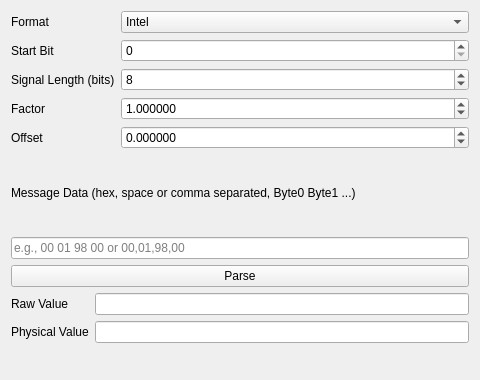
This is ui/Parser.ui in JoelZhu/CANTool as Qt 5 draws it before an edit. The edited form follows.
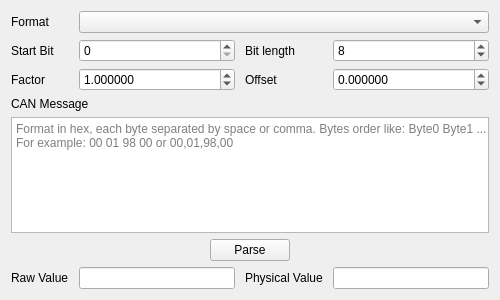
This is the edited form.

```diff
--- a/ui/Parser.ui
+++ b/ui/Parser.ui
@@ -6,42 +6,35 @@
             <rect>
                 <x>0</x>
                 <y>0</y>
-                <width>480</width>
-                <height>380</height>
+                <width>500</width>
+                <height>300</height>
             </rect>
         </property>
         <property name="windowTitle">
             <string>CAN Signal Parser</string>
         </property>
-        <layout class="QVBoxLayout" name="verticalLayout">
-            <item>
-                <layout class="QFormLayout" name="formLayout">
-                    <item row="0" column="0">
+        <layout class="QGridLayout" name="gridLayout">
+            <property name="horizontalSpacing">
+                <number>10</number>
+            </property>
+            <property name="verticalSpacing">
+                <number>6</number>
+            </property>
+
+            <!-- 第 0 行：Format -->
+            <item row="0" column="0" colspan="1">
                         <widget class="QLabel" name="labelFormat">
                             <property name="text">
                                 <string>Format</string>
                             </property>
                         </widget>
                     </item>
-                    <item row="0" column="1">
+            <item row="0" column="1" colspan="3">
                         <widget class="QComboBox" name="comboFormat">
-                            <item>
-                                <property name="text">
-                                    <string>Intel</string>
-                                </property>
-                            </item>
-                            <item>
-                                <property name="text">
-                                    <string>Motorola LSB</string>
-                                </property>
-                            </item>
-                            <item>
-                                <property name="text">
-                                    <string>Motorola MSB</string>
-                                </property>
-                            </item>
-                        </widget>
-                    </item>
+                </widget>
+            </item>
+
+            <!-- 第 1 行：Start Bit -->
                     <item row="1" column="0">
                         <widget class="QLabel" name="labelStartBit">
                             <property name="text">
@@ -62,14 +55,14 @@
                             </property>
                         </widget>
                     </item>
-                    <item row="2" column="0">
+            <item row="1" column="2">
                         <widget class="QLabel" name="labelBitLength">
                             <property name="text">
-                                <string>Signal Length (bits)</string>
+                        <string>Bit length</string>
                             </property>
                         </widget>
                     </item>
-                    <item row="2" column="1">
+            <item row="1" column="3">
                         <widget class="QSpinBox" name="spinBitLength">
                             <property name="minimum">
                                 <number>1</number>
@@ -82,106 +75,137 @@
                             </property>
                         </widget>
                     </item>
-                    <item row="3" column="0">
+
+            <!-- 第 2 行：Factor & Offset -->
+            <item row="2" column="0">
                         <widget class="QLabel" name="labelFactor">
                             <property name="text">
                                 <string>Factor</string>
                             </property>
                         </widget>
                     </item>
-                    <item row="3" column="1">
+            <item row="2" column="1">
                         <widget class="QDoubleSpinBox" name="spinFactor">
                             <property name="decimals">
                                 <number>6</number>
                             </property>
                             <property name="minimum">
-                                <double>-1000000</double>
+                        <double>-1000000.000000</double>
                             </property>
                             <property name="maximum">
-                                <double>1000000</double>
+                        <double>1000000.000000</double>
                             </property>
                             <property name="value">
-                                <double>1</double>
+                        <double>1.000000</double>
                             </property>
                         </widget>
                     </item>
-                    <item row="4" column="0">
+            <item row="2" column="2">
                         <widget class="QLabel" name="labelOffset">
                             <property name="text">
                                 <string>Offset</string>
                             </property>
                         </widget>
                     </item>
-                    <item row="4" column="1">
+            <item row="2" column="3">
                         <widget class="QDoubleSpinBox" name="spinOffset">
                             <property name="decimals">
                                 <number>6</number>
                             </property>
                             <property name="minimum">
-                                <double>-1000000</double>
+                        <double>-1000000.000000</double>
                             </property>
                             <property name="maximum">
-                                <double>1000000</double>
+                        <double>1000000.000000</double>
                             </property>
                             <property name="value">
-                                <double>0</double>
+                        <double>0.000000</double>
                             </property>
                         </widget>
                     </item>
-                </layout>
-            </item>
-            <item>
+
+            <!-- 第 3 行：Message Data 标签 -->
+            <item row="3" column="0" colspan="4">
                 <widget class="QLabel" name="labelData">
                     <property name="text">
-                        <string>Message Data (hex, space or comma separated, Byte0 Byte1 ...)</string>
+                        <string>CAN Message</string>
                     </property>
                 </widget>
             </item>
-            <item>
-                <widget class="QLineEdit" name="editData">
+
+            <!-- 第 4 行：数据输入框 -->
+            <item row="4" column="0" colspan="4">
+                <widget class="QPlainTextEdit" name="editData">
                     <property name="placeholderText">
-                        <string>e.g., 00 01 98 00 or 00,01,98,00</string>
+                        <string>Format in hex, each byte separated by space or comma. Bytes order like: Byte0 Byte1 ... For example: 00 01 98 00 or 00,01,98,00</string>
                     </property>
                 </widget>
             </item>
-            <item>
+
+            <!-- 第 5 行：Parse 按钮 -->
+            <item row="5" column="0" colspan="4" alignment="Qt::AlignHCenter">
                 <widget class="QPushButton" name="btnParse">
+                    <property name="sizePolicy">
+                        <sizepolicy hsizetype="Preferred" vsizetype="Fixed">
+                            <horstretch>0</horstretch>
+                            <verstretch>0</verstretch>
+                        </sizepolicy>
+                    </property>
                     <property name="text">
                         <string>Parse</string>
                     </property>
                 </widget>
             </item>
-            <item>
-                <layout class="QFormLayout" name="formResult">
-                    <item row="0" column="0">
+
+            <!-- 第 6 行：垂直 Spacer -->
+            <item row="6" column="0" colspan="4">
+                <spacer name="verticalSpacer">
+                    <property name="orientation">
+                        <enum>Qt::Vertical</enum>
+                    </property>
+                    <property name="sizeHint" stdset="0">
+                        <size>
+                            <width>20</width>
+                            <height>0</height>
+                        </size>
+                    </property>
+                    <property name="sizePolicy">
+                        <sizepolicy hsizetype="Minimum" vsizetype="Expanding">
+                            <horstretch>0</horstretch>
+                            <verstretch>1</verstretch>
+                        </sizepolicy>
+                    </property>
+                </spacer>
+            </item>
+
+            <!-- 第 7 行：Raw Value, Physical Value -->
+            <item row="7" column="0">
                         <widget class="QLabel" name="labelRaw">
                             <property name="text">
                                 <string>Raw Value</string>
                             </property>
                         </widget>
                     </item>
-                    <item row="0" column="1">
+            <item row="7" column="1">
                         <widget class="QLineEdit" name="editRaw">
                             <property name="readOnly">
                                 <bool>true</bool>
                             </property>
                         </widget>
                     </item>
-                    <item row="1" column="0">
+            <item row="7" column="2">
                         <widget class="QLabel" name="labelPhysical">
                             <property name="text">
                                 <string>Physical Value</string>
                             </property>
                         </widget>
                     </item>
-                    <item row="1" column="1">
+            <item row="7" column="3">
                         <widget class="QLineEdit" name="editPhysical">
                             <property name="readOnly">
                                 <bool>true</bool>
                             </property>
                         </widget>
-                    </item>
-                </layout>
             </item>
         </layout>
     </widget>
```
Left out of the diff: 2 changed lines with no effect on the pictures. Lines whose indentation alone changed are shown as unchanged.
